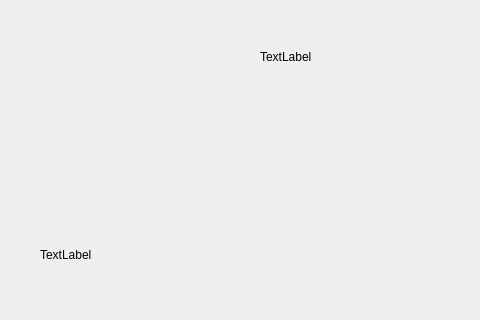
The window that mainwindow.ui (mhozza/HandControl) describes before a commit, drawn with Qt 5; both pictures show x 170 to 650 and y 103 to 423 of the 836 by 423 pixel window.
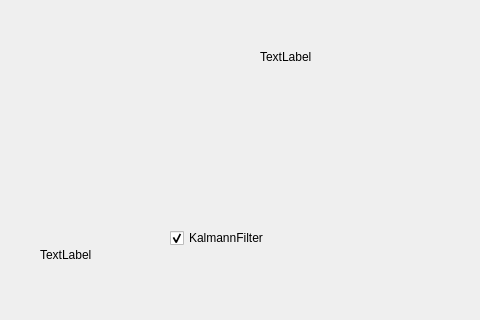
The same window after the commit.

Commit message: Kalmann filter Zatial nie su pouzite spravne rovnice na problem, ktory ja potrebujem + je to pomale

```diff
--- a/mainwindow.ui
+++ b/mainwindow.ui
@@ -75,6 +75,22 @@
      <string>TextLabel</string>
     </property>
    </widget>
+   <widget class="QCheckBox" name="cbKalmannFilter">
+    <property name="geometry">
+     <rect>
+      <x>340</x>
+      <y>330</y>
+      <width>141</width>
+      <height>22</height>
+     </rect>
+    </property>
+    <property name="text">
+     <string>KalmannFilter</string>
+    </property>
+    <property name="checked">
+     <bool>true</bool>
+    </property>
+   </widget>
   </widget>
   <widget class="QMenuBar" name="menubar">
    <property name="geometry">
```
The commit also changes 10 other files.
